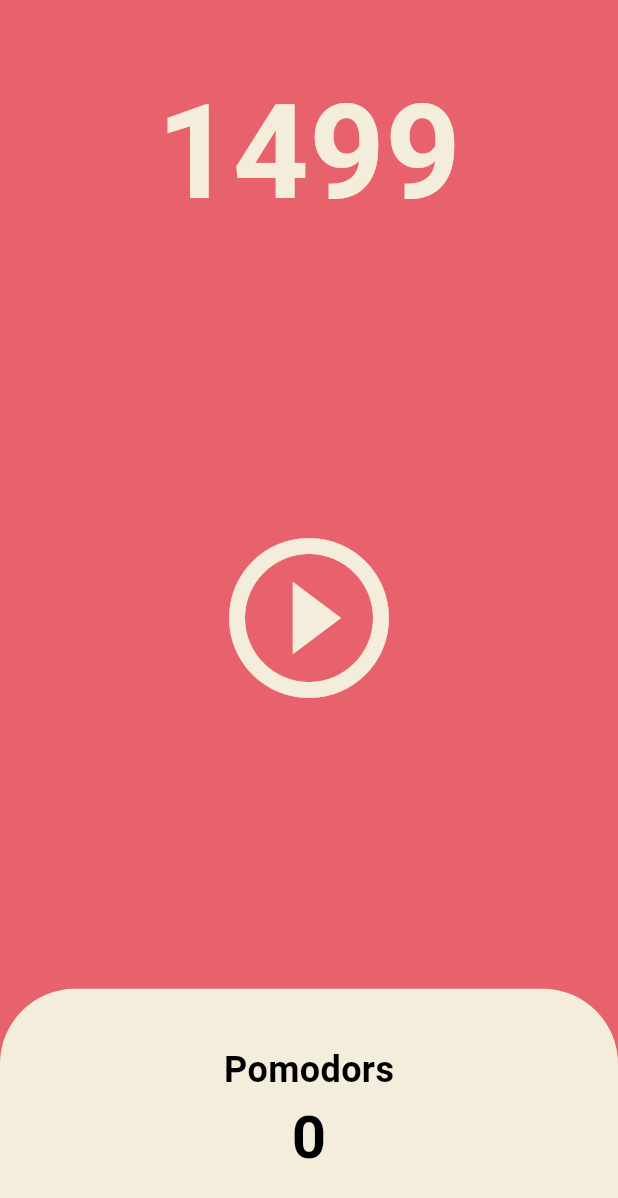
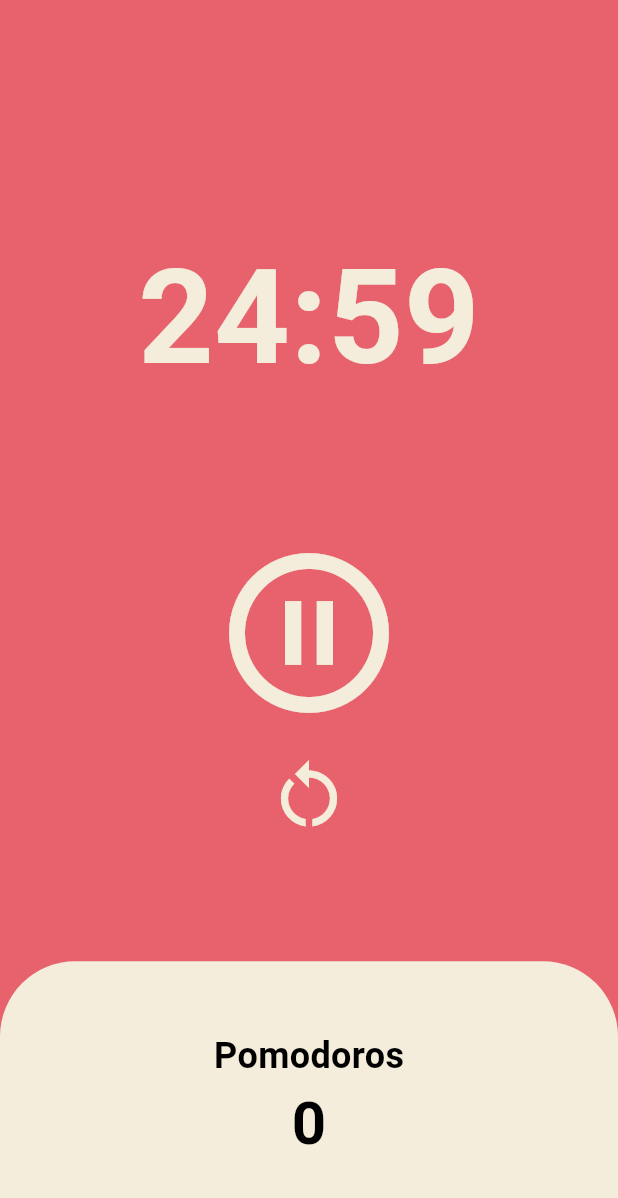
Before and after one commit to Noah-TaeHwan/flutter_2, a Flutter app: the screen it shows after launch, after a tap on the "play circle outline" icon, on a phone screen of 412 x 824 dp. Shown: the top 1198 px of the screen. Run offline on Flutter 3.47's test engine with Material 3 defaults, Android fonts, the phone set to English and light mode, and no system bars.

Commit message:
#5.4 Code Challenge

```diff
--- a/lib/screens/home_screen.dart
+++ b/lib/screens/home_screen.dart
@@ -11,13 +11,25 @@ class HomeScreen extends StatefulWidget {
 }
 
 class _HomeScreenState extends State<HomeScreen> {
-  int totalSeconds = 1500;
+  static const twentyFiveMinutes = 1500;
+  int totalSeconds = twentyFiveMinutes;
+  bool isRunning = false;
+  int totalPomodoros = 0;
   late Timer timer;
 
   void onTick(Timer timer) {
+    if (totalSeconds == 0) {
+      setState(() {
+        totalPomodoros = totalPomodoros + 1;
+        isRunning = false;
+        totalSeconds = twentyFiveMinutes;
+      });
+      timer.cancel();
+    } else {
       setState(() {
         totalSeconds = totalSeconds - 1;
       });
+    }
   }
 
   void onStartPressed() {
@@ -25,6 +37,29 @@ class _HomeScreenState extends State<HomeScreen> {
       const Duration(seconds: 1),
       onTick,
     );
+    setState(() {
+      isRunning = true;
+    });
+  }
+
+  void onPausePressed() {
+    timer.cancel();
+    setState(() {
+      isRunning = false;
+    });
+  }
+
+  void onReset() {
+    timer.cancel();
+    setState(() {
+      isRunning = false;
+      totalSeconds = twentyFiveMinutes;
+    });
+  }
+
+  String format(int seconds) {
+    var duration = Duration(seconds: seconds);
+    return duration.toString().split('.').first.substring(2, 7);
   }
 
   @override
@@ -34,11 +69,11 @@ class _HomeScreenState extends State<HomeScreen> {
       body: Column(
         children: [
           Flexible(
-            flex: 1,
+            flex: 3,
             child: Container(
               alignment: Alignment.bottomCenter,
               child: Text(
-                '$totalSeconds',
+                format(totalSeconds),
                 style: TextStyle(
                   color: Theme.of(context).cardColor,
                   fontSize: 88,
@@ -48,20 +83,35 @@ class _HomeScreenState extends State<HomeScreen> {
             ),
           ),
           Flexible(
-            flex: 3,
+            flex: 4,
             child: Center(
-              child: IconButton(
+              child: Column(
+                mainAxisAlignment: MainAxisAlignment.center,
+                children: [
+                  IconButton(
                     iconSize: 128,
-                onPressed: onStartPressed,
+                    onPressed: isRunning ? onPausePressed : onStartPressed,
                     icon: Icon(
-                  Icons.play_circle_outline,
+                      isRunning
+                          ? Icons.pause_circle_outline
+                          : Icons.play_circle_outline,
                       color: Theme.of(context).cardColor,
                     ),
+                  ),
+                  IconButton(
+                    iconSize: 56,
+                    onPressed: onReset,
+                    icon: Icon(
+                      Icons.restart_alt,
+                      color: Theme.of(context).cardColor,
+                    ),
+                  ),
+                ],
               ),
             ),
           ),
           Flexible(
-            flex: 1,
+            flex: 2,
             child: Row(
               children: [
                 Expanded(
@@ -76,7 +126,7 @@ class _HomeScreenState extends State<HomeScreen> {
                       mainAxisAlignment: MainAxisAlignment.center,
                       children: [
                         Text(
-                          'Pomodors',
+                          'Pomodoros',
                           style: TextStyle(
                             fontSize: 24,
                             fontWeight: FontWeight.w600,
@@ -87,7 +137,7 @@ class _HomeScreenState extends State<HomeScreen> {
                           ),
                         ),
                         Text(
-                          '0',
+                          '$totalPomodoros',
                           style: TextStyle(
                             fontSize: 40,
                             fontWeight: FontWeight.w600,
```
Lines whose indentation alone changed are shown as unchanged.
